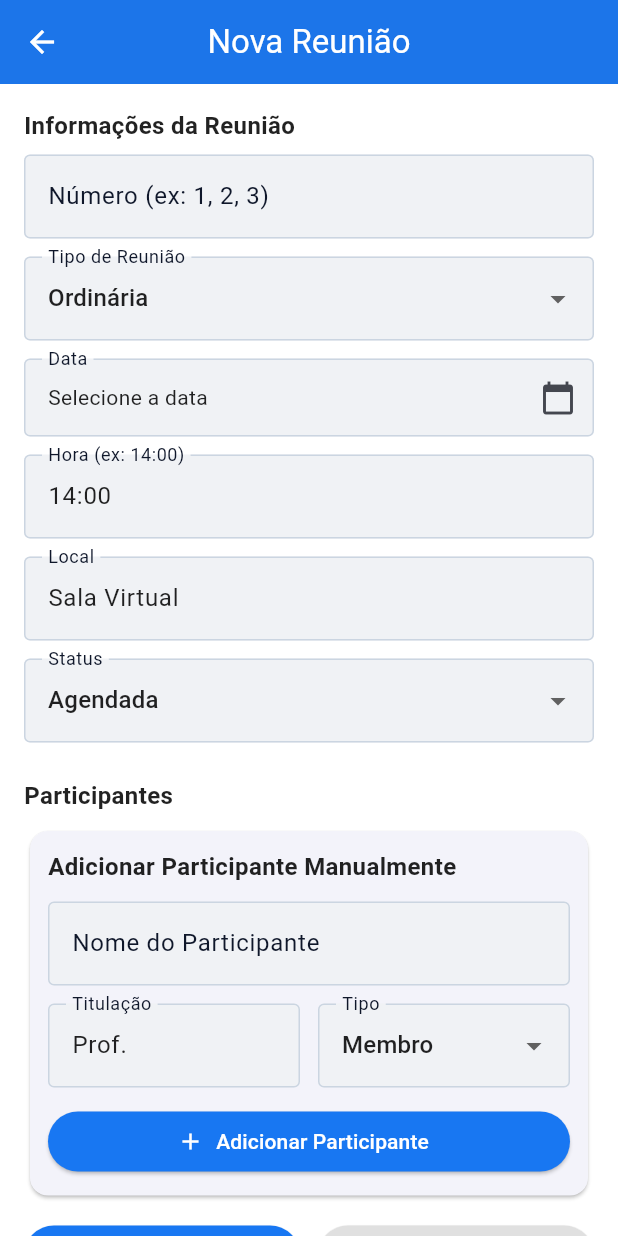
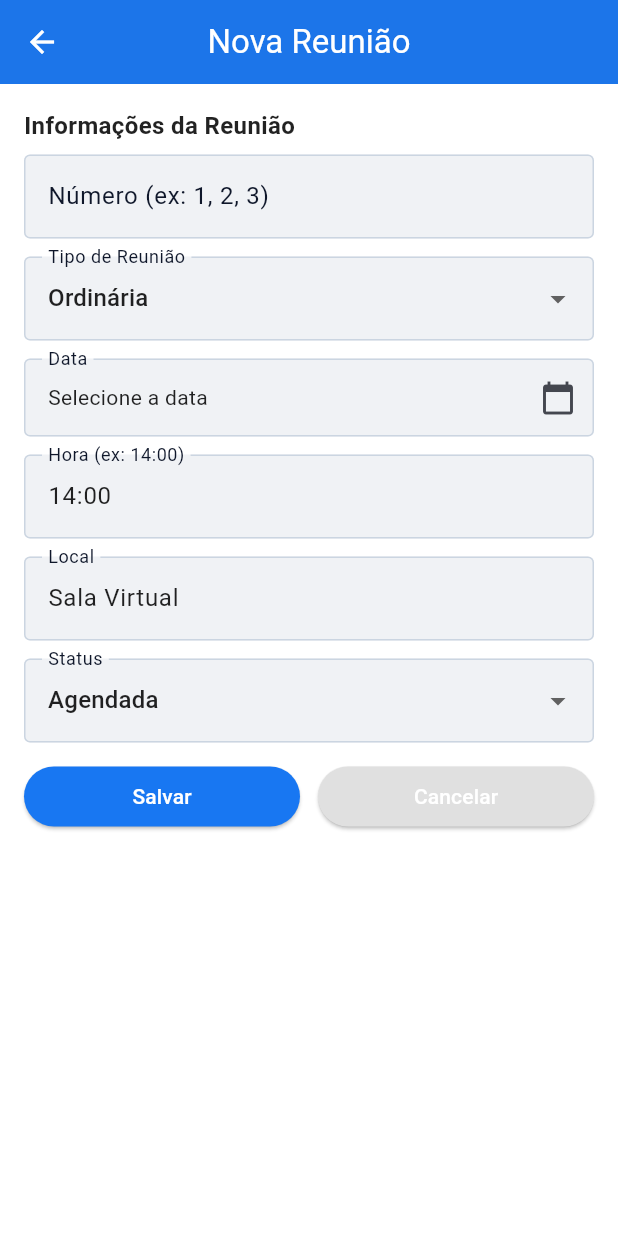
Before and after one commit to FrancimarioAraujo/colegiado, a Flutter app: the CriarReuniaoPage screen opened by its route, on a phone screen of 412 x 824 dp. Run offline on Flutter 3.47's test engine with Material 3 defaults, Android fonts, the phone set to English and light mode, and no system bars; our stand-ins replace flutter_modular, hive, hive_flutter, pdf, printing; accounts and stored records are empty.

Commit message:
remove participants

```diff
--- a/lib/modules/reuniao/presentation/pages/criar_reuniao_page.dart
+++ b/lib/modules/reuniao/presentation/pages/criar_reuniao_page.dart
@@ -199,134 +199,134 @@ class _CriarReuniaoPageState extends State<CriarReuniaoPage> {
                 ),
               ),
 
-              const SizedBox(height: 24),
+              // const SizedBox(height: 24),
 
-              // Seção de participantes
-              _buildSectionTitle('Participantes'),
-              const SizedBox(height: 8),
+              // // Seção de participantes
+              // _buildSectionTitle('Participantes'),
+              // const SizedBox(height: 8),
 
-              // Seção de seleção de pessoas pré-cadastradas
-              if (_pessoasDisponiveis.isNotEmpty) ...[
-                Card(
-                  child: Padding(
-                    padding: const EdgeInsets.all(12),
-                    child: Column(
-                      crossAxisAlignment: CrossAxisAlignment.stretch,
-                      children: [
-                        const Text(
-                          'Selecionar Pessoas Cadastradas',
-                          style: TextStyle(fontSize: 16, fontWeight: FontWeight.bold),
-                        ),
-                        const SizedBox(height: 8),
-                        Wrap(
-                          spacing: 8,
-                          runSpacing: 8,
-                          children: _pessoasDisponiveis.asMap().entries.map((entry) {
-                            final index = entry.key;
-                            final pessoa = entry.value;
-                            final isSelected = _pessoasSelecionadas.contains(index);
-                            return FilterChip(
-                              label: Text('${pessoa.titulacao} ${pessoa.nome}'),
-                              selected: isSelected,
-                              onSelected: (selected) {
-                                setState(() {
-                                  if (selected) {
-                                    _pessoasSelecionadas.add(index);
-                                  } else {
-                                    _pessoasSelecionadas.remove(index);
-                                  }
-                                });
-                              },
-                            );
-                          }).toList(),
-                        ),
-                        const SizedBox(height: 12),
-                        ElevatedButton.icon(
-                          onPressed: _pessoasSelecionadas.isNotEmpty ? _adicionarParticipantesSelecionados : null,
-                          icon: const Icon(Icons.add),
-                          label: const Text('Adicionar Selecionados'),
-                        ),
-                      ],
-                    ),
-                  ),
-                ),
-                const SizedBox(height: 16),
-              ],
+              // // Seção de seleção de pessoas pré-cadastradas
+              // if (_pessoasDisponiveis.isNotEmpty) ...[
+              //   Card(
+              //     child: Padding(
+              //       padding: const EdgeInsets.all(12),
+              //       child: Column(
+              //         crossAxisAlignment: CrossAxisAlignment.stretch,
+              //         children: [
+              //           const Text(
+              //             'Selecionar Pessoas Cadastradas',
+              //             style: TextStyle(fontSize: 16, fontWeight: FontWeight.bold),
+              //           ),
+              //           const SizedBox(height: 8),
+              //           Wrap(
+              //             spacing: 8,
+              //             runSpacing: 8,
+              //             children: _pessoasDisponiveis.asMap().entries.map((entry) {
+              //               final index = entry.key;
+              //               final pessoa = entry.value;
+              //               final isSelected = _pessoasSelecionadas.contains(index);
+              //               return FilterChip(
+              //                 label: Text('${pessoa.titulacao} ${pessoa.nome}'),
+              //                 selected: isSelected,
+              //                 onSelected: (selected) {
+              //                   setState(() {
+              //                     if (selected) {
+              //                       _pessoasSelecionadas.add(index);
+              //                     } else {
+              //                       _pessoasSelecionadas.remove(index);
+              //                     }
+              //                   });
+              //                 },
+              //               );
+              //             }).toList(),
+              //           ),
+              //           const SizedBox(height: 12),
+              //           ElevatedButton.icon(
+              //             onPressed: _pessoasSelecionadas.isNotEmpty ? _adicionarParticipantesSelecionados : null,
+              //             icon: const Icon(Icons.add),
+              //             label: const Text('Adicionar Selecionados'),
+              //           ),
+              //         ],
+              //       ),
+              //     ),
+              //   ),
+              //   const SizedBox(height: 16),
+              // ],
 
               // Seção de adicionar participante manualmente
-              Card(
-                child: Padding(
-                  padding: const EdgeInsets.all(12),
-                  child: Column(
-                    crossAxisAlignment: CrossAxisAlignment.stretch,
-                    children: [
-                      const Text(
-                        'Adicionar Participante Manualmente',
-                        style: TextStyle(fontSize: 16, fontWeight: FontWeight.bold),
-                      ),
-                      const SizedBox(height: 12),
-                      TextFormField(
-                        controller: _nomeParticipanteController,
-                        decoration: const InputDecoration(
-                          labelText: 'Nome do Participante',
-                          border: OutlineInputBorder(),
-                        ),
-                      ),
-                      const SizedBox(height: 12),
-                      Row(
-                        children: [
-                          Expanded(
-                            child: TextFormField(
-                              controller: _titulacaoParticipanteController,
-                              decoration: const InputDecoration(
-                                labelText: 'Titulação',
-                                border: OutlineInputBorder(),
-                              ),
-                            ),
-                          ),
-                          const SizedBox(width: 12),
-                          Expanded(
-                            child: DropdownButtonFormField<int>(
-                              value: _tipoParticipanteSelecionado,
-                              items: [
-                                const DropdownMenuItem(
-                                  value: 0,
-                                  child: Text('Presidente'),
-                                ),
-                                const DropdownMenuItem(
-                                  value: 1,
-                                  child: Text('Secretário'),
-                                ),
-                                const DropdownMenuItem(
-                                  value: 2,
-                                  child: Text('Membro'),
-                                ),
-                              ],
-                              onChanged: (value) {
-                                if (value != null) {
-                                  setState(() {
-                                    _tipoParticipanteSelecionado = value;
-                                  });
-                                }
-                              },
-                              decoration: const InputDecoration(
-                                labelText: 'Tipo',
-                                border: OutlineInputBorder(),
-                              ),
-                            ),
-                          ),
-                        ],
-                      ),
-                      const SizedBox(height: 12),
-                      ElevatedButton.icon(
-                        onPressed: _adicionarParticipante,
-                        icon: const Icon(Icons.add),
-                        label: const Text('Adicionar Participante'),
-                      ),
-                    ],
-                  ),
-                ),
-              ),
+              // Card(
+              //   child: Padding(
+              //     padding: const EdgeInsets.all(12),
+              //     child: Column(
+              //       crossAxisAlignment: CrossAxisAlignment.stretch,
+              //       children: [
+              //         const Text(
+              //           'Adicionar Participante Manualmente',
+              //           style: TextStyle(fontSize: 16, fontWeight: FontWeight.bold),
+              //         ),
+              //         const SizedBox(height: 12),
+              //         TextFormField(
+              //           controller: _nomeParticipanteController,
+              //           decoration: const InputDecoration(
+              //             labelText: 'Nome do Participante',
+              //             border: OutlineInputBorder(),
+              //           ),
+              //         ),
+              //         const SizedBox(height: 12),
+              //         Row(
+              //           children: [
+              //             Expanded(
+              //               child: TextFormField(
+              //                 controller: _titulacaoParticipanteController,
+              //                 decoration: const InputDecoration(
+              //                   labelText: 'Titulação',
+              //                   border: OutlineInputBorder(),
+              //                 ),
+              //               ),
+              //             ),
+              //             const SizedBox(width: 12),
+              //             Expanded(
+              //               child: DropdownButtonFormField<int>(
+              //                 value: _tipoParticipanteSelecionado,
+              //                 items: [
+              //                   const DropdownMenuItem(
+              //                     value: 0,
+              //                     child: Text('Presidente'),
+              //                   ),
+              //                   const DropdownMenuItem(
+              //                     value: 1,
+              //                     child: Text('Secretário'),
+              //                   ),
+              //                   const DropdownMenuItem(
+              //                     value: 2,
+              //                     child: Text('Membro'),
+              //                   ),
+              //                 ],
+              //                 onChanged: (value) {
+              //                   if (value != null) {
+              //                     setState(() {
+              //                       _tipoParticipanteSelecionado = value;
+              //                     });
+              //                   }
+              //                 },
+              //                 decoration: const InputDecoration(
+              //                   labelText: 'Tipo',
+              //                   border: OutlineInputBorder(),
+              //                 ),
+              //               ),
+              //             ),
+              //           ],
+              //         ),
+              //         const SizedBox(height: 12),
+              //         ElevatedButton.icon(
+              //           onPressed: _adicionarParticipante,
+              //           icon: const Icon(Icons.add),
+              //           label: const Text('Adicionar Participante'),
+              //         ),
+              //       ],
+              //     ),
+              //   ),
+              // ),
               const SizedBox(height: 12),
               if (_participantes.isNotEmpty) ...[
                 ..._participantes.asMap().entries.map((entry) {
--- a/lib/modules/reuniao/presentation/pages/detalhes_reuniao_page.dart
+++ b/lib/modules/reuniao/presentation/pages/detalhes_reuniao_page.dart
@@ -566,8 +566,8 @@ class _DetalhesReuniaoPageState extends State<DetalhesReuniaoPage> {
           crossAxisAlignment: CrossAxisAlignment.stretch,
           children: [
             _buildInfoCard(),
-            const SizedBox(height: 16),
-            _buildParticipantesCard(),
+            // const SizedBox(height: 16),
+            // _buildParticipantesCard(),
             const SizedBox(height: 16),
             _buildPautasCard(),
             const SizedBox(height: 16),
```
